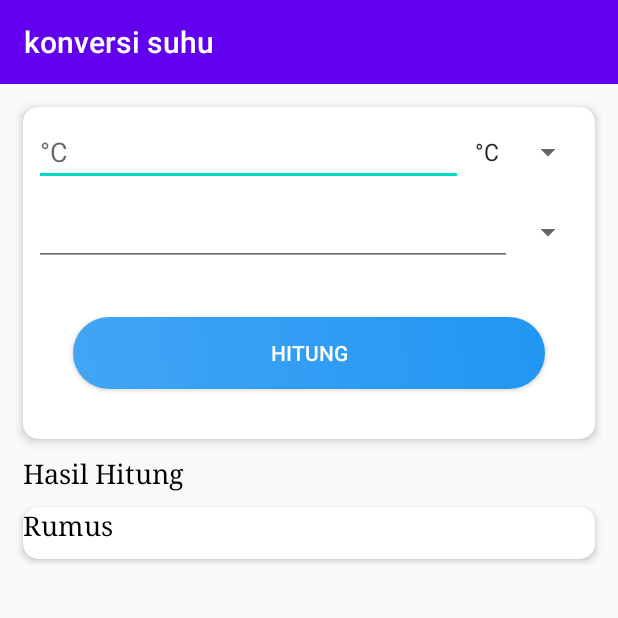
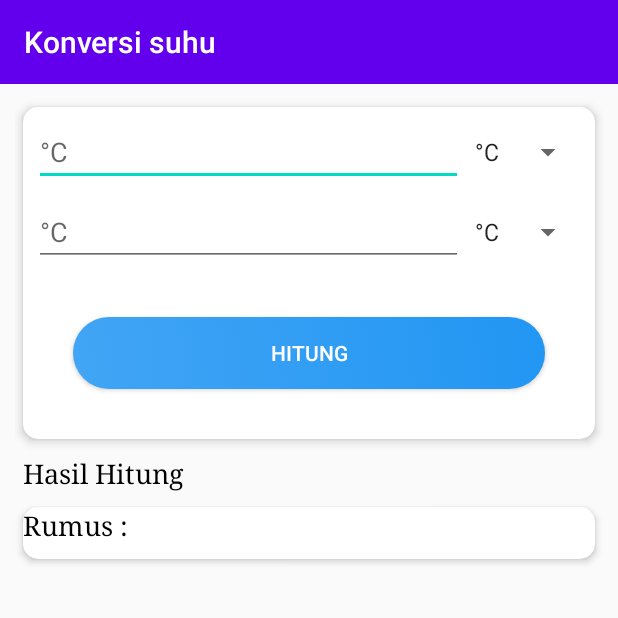
Before and after one commit to narumiya1/konversi, an Android app: the screen it shows after launch (MainActivity), on a phone screen of 412 x 824 dp, the top half of it. Run offline under Robolectric (Android 15) with nearby library versions, the phone set to English and light mode, and no system bars.

```diff
--- a/app/src/main/java/com/eijun/konversi/Temperatur.java
+++ b/app/src/main/java/com/eijun/konversi/Temperatur.java
@@ -47,7 +47,9 @@ public class Temperatur {
         if ( symbol1.equals("\u00B0C") && symbol2.equals("\u00B0R")) {
             results = symbol2 + " = " +symbol1+ " x 0,8 \n" + symbol2 +
                     " = " +check_after_decimal_point(value_to_coversion) +" x 0,8\n " +symbol2+ " = " +result;
-        }else if(symbol1.equals("\u00B0C") && symbol2.equals("\u00B0F")) {
+        }
+        //C -> F
+        else if(symbol1.equals("\u00B0C") && symbol2.equals("\u00B0F")) {
             results = symbol2 + " = " +symbol1+ " x 9/5 \n" + symbol2 +
                     " = " +check_after_decimal_point(value_to_coversion) + " x 9/5\n" +symbol2+ " = " +result ;
         }
--- a/app/src/main/res/layout/activity_main.xml
+++ b/app/src/main/res/layout/activity_main.xml
@@ -155,6 +155,7 @@
                             android:orientation="vertical">
 
                             <TextView
+                                android:id="@+id/tv_rumus"
                                 android:layout_width="wrap_content"
                                 android:layout_height="wrap_content"
                                 android:layout_alignParentStart="true"
@@ -164,18 +165,22 @@
                                 android:textColor="@android:color/black"
                                 android:typeface="serif" />
 
-                        </RelativeLayout>
-
                             <TextView
                                 android:id="@+id/tv_hasil"
                                 android:layout_width="wrap_content"
                                 android:layout_height="wrap_content"
                                 android:layout_margin="5dp"
-                            android:gravity="center"
+                                android:layout_marginEnd="10dp"
                                 android:textAppearance="?android:attr/textAppearanceMedium"
                                 android:textColor="@android:color/black"
                                 android:textStyle="italic"
-                            android:typeface="serif"/>
+                                android:typeface="serif"
+                                android:layout_toRightOf="@id/tv_rumus"/>
+
+
+
+
+                        </RelativeLayout>
 
 
 
--- a/app/src/main/res/values/strings.xml
+++ b/app/src/main/res/values/strings.xml
@@ -2,5 +2,5 @@
     <string name="app_name">konversi</string>
     <string name="hitung">Hitung</string>
     <string name="hasil_hitung">Hasil Hitung</string>
-    <string name="rumus">Rumus</string>
+    <string name="rumus">Rumus : </string>
 </resources>
```
Also changed, not shown: app/src/main/java/com/eijun/konversi/MainActivity.java (+46 -1 lines). Lines whose indentation alone changed are shown as unchanged.
